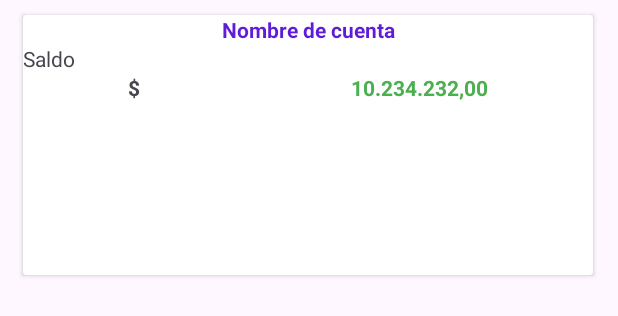
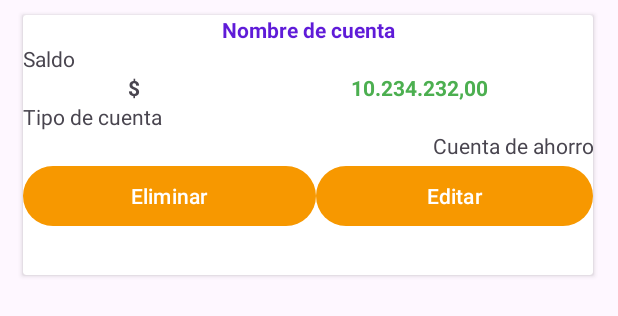
Before and after one commit to JaimeLuiss/WalletApp, an Android app: the layout item_rv_account_list.xml on its own in the app's theme, with its tools: preview values and no code run, on a phone screen of 412 x 824 dp. Shown: the top 316 px of the screen. Run offline under Robolectric (Android 15) with nearby library versions, the phone set to English and light mode, and no system bars.

Commit message:
Adelanto de la clase 08-09-2023

```diff
--- a/app/src/main/java/com/jaimerueda/walletapp/MainAccountActivity.java
+++ b/app/src/main/java/com/jaimerueda/walletapp/MainAccountActivity.java
@@ -17,7 +17,7 @@ public class MainAccountActivity extends AppCompatActivity {
         super.onCreate(savedInstanceState);
         setContentView(R.layout.activity_main_account);
 
-        ivBack = findViewById(R.id.iv_back);
+        ivBack = findViewById(R.id.iv_pack);
 
         ivBack.setOnClickListener(new View.OnClickListener() {
             @Override
--- a/app/src/main/res/layout/item_rv_account_list.xml
+++ b/app/src/main/res/layout/item_rv_account_list.xml
@@ -23,7 +23,7 @@
             android:orientation="vertical">
 
             <TextView
-                android:id="@+id/textView7"
+                android:id="@+id/tv_item_name_account"
                 android:layout_width="match_parent"
                 android:layout_height="wrap_content"
                 android:gravity="center"
@@ -32,14 +32,14 @@
                 android:textStyle="bold" />
 
             <TextView
-                android:id="@+id/textView9"
+                android:id="@+id/tv_item_type_name"
                 android:layout_width="match_parent"
                 android:layout_height="wrap_content"
                 android:text="Saldo" />
 
             <LinearLayout
                 android:layout_width="match_parent"
-                android:layout_height="140dp"
+                android:layout_height="wrap_content"
                 android:orientation="horizontal">
 
                 <TextView
@@ -52,7 +52,7 @@
                     android:textStyle="bold" />
 
                 <TextView
-                    android:id="@+id/textView11"
+                    android:id="@+id/tv_item_type_balance"
                     android:layout_width="wrap_content"
                     android:layout_height="wrap_content"
                     android:layout_weight="1"
@@ -60,6 +60,41 @@
                     android:text="10.234.232,00"
                     android:textColor="#4CAF50"
                     android:textStyle="bold" />
+
+            </LinearLayout>
+
+            <TextView
+                android:id="@+id/textView2"
+                android:layout_width="match_parent"
+                android:layout_height="wrap_content"
+                android:text="Tipo de cuenta" />
+
+            <TextView
+                android:id="@+id/tv_item_balance_account"
+                android:layout_width="match_parent"
+                android:layout_height="wrap_content"
+
+                android:gravity="right"
+                android:text="Cuenta de ahorro" />
+
+            <LinearLayout
+                android:layout_width="match_parent"
+                android:layout_height="match_parent"
+                android:orientation="horizontal">
+
+                <Button
+                    android:id="@+id/button"
+                    android:layout_width="wrap_content"
+                    android:layout_height="wrap_content"
+                    android:layout_weight="1"
+                    android:text="Eliminar" />
+
+                <Button
+                    android:id="@+id/button2"
+                    android:layout_width="wrap_content"
+                    android:layout_height="wrap_content"
+                    android:layout_weight="1"
+                    android:text="Editar" />
             </LinearLayout>
 
         </LinearLayout>
```
Also changed, not shown: app/src/main/AndroidManifest.xml (+12 -8 lines), app/src/main/java/com/jaimerueda/walletapp/Account.java (added, +37 -0 lines), app/src/main/java/com/jaimerueda/walletapp/AccountAdapter.java (added, +52 -0 lines), app/src/main/java/com/jaimerueda/walletapp/ListAccountMainActivity2.java (added, +37 -0 lines), app/src/main/res/layout/activity_list_account_main2.xml (added, +16 -0 lines), 2 other files.
